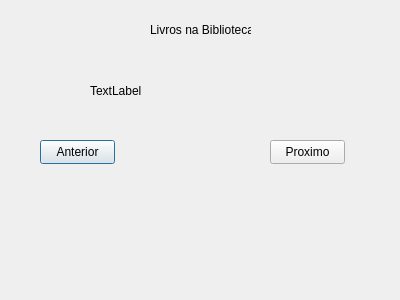
gabriotz/Project-edoo, file GUI_BIBLIOTECA/seeallbookswindow.ui: the form before one commit.
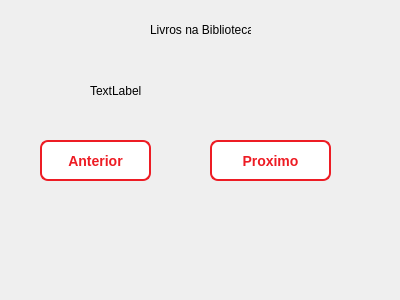
The form after the commit.

```diff
--- a/GUI_BIBLIOTECA/seeallbookswindow.ui
+++ b/GUI_BIBLIOTECA/seeallbookswindow.ui
@@ -47,10 +47,19 @@
     <rect>
      <x>40</x>
      <y>140</y>
-     <width>75</width>
-     <height>24</height>
+     <width>111</width>
+     <height>41</height>
     </rect>
    </property>
+   <property name="styleSheet">
+    <string notr="true">background-color: white;
+color: #ED1C24;
+border: 2px solid #ED1C24;
+padding: 8px 16px;
+font-size: 14px;
+font-weight: bold;
+border-radius: 8px;</string>
+   </property>
    <property name="text">
     <string>Anterior</string>
    </property>
@@ -58,12 +67,21 @@
   <widget class="QPushButton" name="nextButton">
    <property name="geometry">
     <rect>
-     <x>270</x>
+     <x>210</x>
      <y>140</y>
-     <width>75</width>
-     <height>24</height>
+     <width>121</width>
+     <height>41</height>
     </rect>
    </property>
+   <property name="styleSheet">
+    <string notr="true">background-color: white;
+color: #ED1C24;
+border: 2px solid #ED1C24;
+padding: 8px 16px;
+font-size: 14px;
+font-weight: bold;
+border-radius: 8px;</string>
+   </property>
    <property name="text">
     <string>Proximo</string>
    </property>
```
